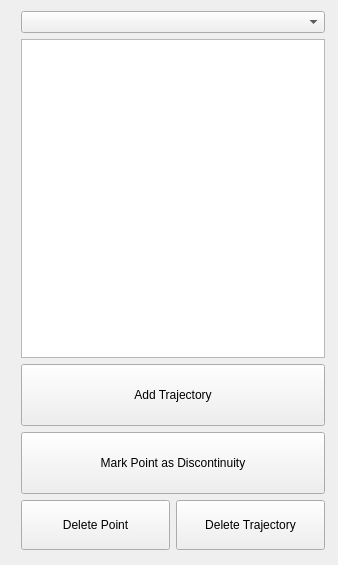
The window that vidplayer/pointtracker.ui (MoCap-Data-Acquisition/mocap) describes before a commit, drawn with Qt 5.
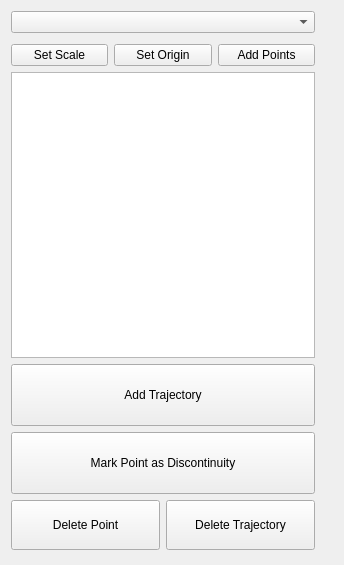
The same window after the commit.

What changed in the file:
```diff
--- a/vidplayer/pointtracker.ui
+++ b/vidplayer/pointtracker.ui
@@ -6,7 +6,7 @@
    <rect>
     <x>0</x>
     <y>0</y>
-    <width>338</width>
+    <width>344</width>
     <height>565</height>
    </rect>
   </property>
@@ -29,7 +29,7 @@
    <widget class="QWidget" name="verticalLayoutWidget">
     <property name="geometry">
      <rect>
-      <x>10</x>
+      <x>0</x>
       <y>0</y>
       <width>326</width>
       <height>561</height>
@@ -39,6 +39,46 @@
      <item>
       <widget class="QComboBox" name="objectList"/>
      </item>
+     <item>
+      <layout class="QHBoxLayout" name="horizontalLayout_2">
+       <property name="topMargin">
+        <number>5</number>
+       </property>
+       <item>
+        <widget class="QPushButton" name="setScaleBtn">
+         <property name="text">
+          <string>Set Scale</string>
+         </property>
+        </widget>
+       </item>
+       <item>
+        <widget class="QPushButton" name="setOriginBtn">
+         <property name="text">
+          <string>Set Origin</string>
+         </property>
+        </widget>
+       </item>
+       <item>
+        <widget class="QPushButton" name="addPointsBtn">
+         <property name="minimumSize">
+          <size>
+           <width>0</width>
+           <height>0</height>
+          </size>
+         </property>
+         <property name="baseSize">
+          <size>
+           <width>0</width>
+           <height>0</height>
+          </size>
+         </property>
+         <property name="text">
+          <string>Add Points</string>
+         </property>
+        </widget>
+       </item>
+      </layout>
+     </item>
      <item>
       <widget class="QListWidget" name="pointsList">
        <property name="midLineWidth">
```
